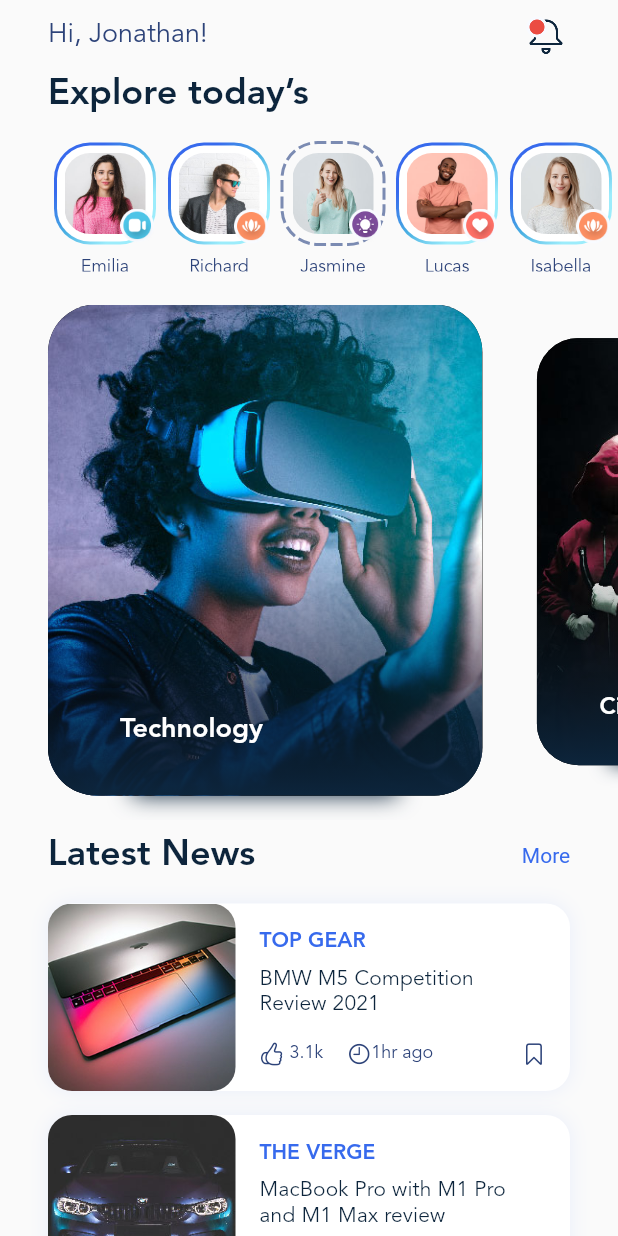
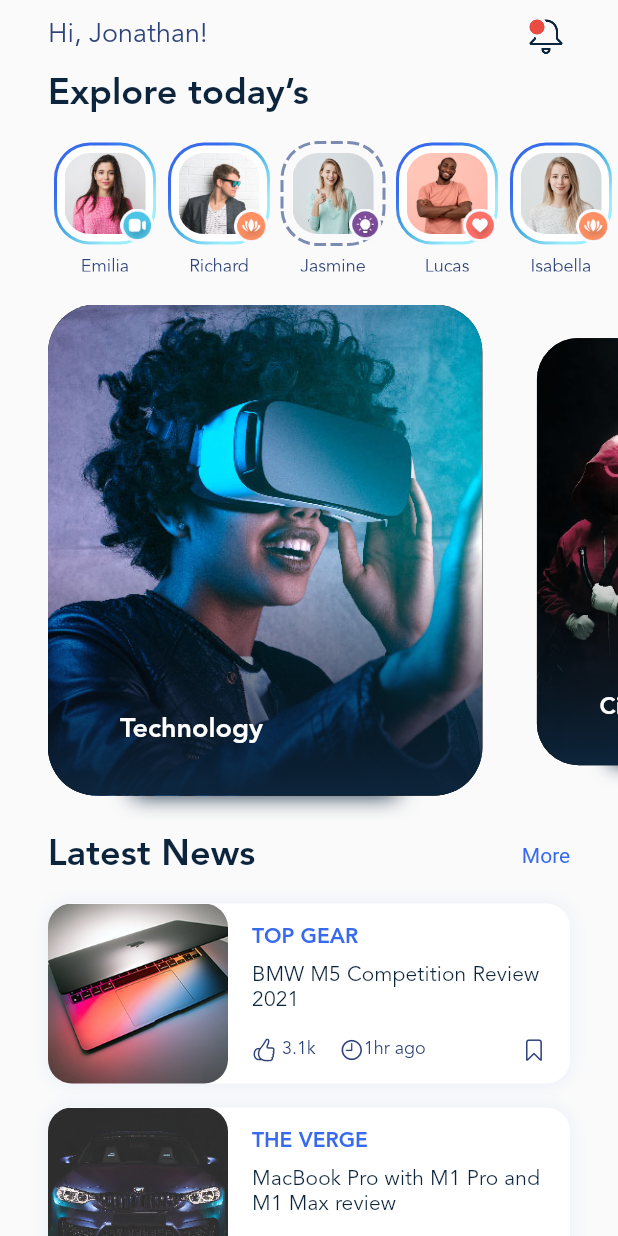
Before and after one commit to AtaMeydani/blog-club, a Flutter app: the HomeScreen screen opened directly, on a phone screen of 412 x 824 dp. Run offline on Flutter 3.47's test engine with Material 2 defaults, Android fonts, the phone set to English and light mode, and no system bars; drawn by our look-alikes of carousel_slider, dotted_border; our stand-ins replace flutter_svg, smooth_page_indicator.

```diff
--- /dev/null
+++ b/lib/components/post.dart
@@ -0,0 +1,110 @@
+import 'package:blog_club/data.dart';
+import 'package:blog_club/gen/fonts.gen.dart';
+import 'package:flutter/cupertino.dart';
+import 'package:flutter/material.dart';
+
+class Post extends StatelessWidget {
+  const Post({
+    super.key,
+    required this.post,
+  });
+
+  final PostData post;
+
+  @override
+  Widget build(BuildContext context) {
+    return Container(
+      margin: const EdgeInsets.symmetric(horizontal: 32, vertical: 8),
+      decoration: BoxDecoration(
+        color: Colors.white,
+        borderRadius: BorderRadius.circular(16),
+        boxShadow: const [
+          BoxShadow(
+            blurRadius: 10,
+            color: Color(0x1a5282FF),
+          ),
+        ],
+      ),
+      child: Row(
+        children: [
+          ClipRRect(
+            borderRadius: BorderRadius.circular(16),
+            child: Image.asset(
+              'assets/img/posts/small/${post.imageFileName}',
+              width: 120,
+            ),
+          ),
+          Expanded(
+            child: Padding(
+              padding: const EdgeInsets.symmetric(horizontal: 16),
+              child: Column(
+                mainAxisAlignment: MainAxisAlignment.center,
+                crossAxisAlignment: CrossAxisAlignment.start,
+                children: [
+                  Text(
+                    post.caption,
+                    style: const TextStyle(
+                      fontFamily: FontFamily.avenir,
+                      color: Color(0xff376AED),
+                      fontWeight: FontWeight.w700,
+                      fontSize: 14,
+                    ),
+                  ),
+                  const SizedBox(
+                    height: 8,
+                  ),
+                  Text(
+                    post.title,
+                    style: Theme.of(context).textTheme.titleSmall,
+                  ),
+                  const SizedBox(
+                    height: 16,
+                  ),
+                  Row(
+                    mainAxisAlignment: MainAxisAlignment.center,
+                    children: [
+                      Icon(
+                        CupertinoIcons.hand_thumbsup,
+                        size: 16,
+                        color: Theme.of(context).textTheme.bodyMedium!.color,
+                      ),
+                      const SizedBox(
+                        width: 4,
+                      ),
+                      Text(
+                        post.likes,
+                        style: Theme.of(context).textTheme.bodyMedium,
+                      ),
+                      const SizedBox(
+                        width: 16,
+                      ),
+                      Icon(
+                        CupertinoIcons.clock,
+                        size: 16,
+                        color: Theme.of(context).textTheme.bodyMedium!.color,
+                      ),
+                      Text(
+                        post.time,
+                        style: Theme.of(context).textTheme.bodyMedium,
+                      ),
+                      Expanded(
+                        child: Container(
+                          alignment: Alignment.centerRight,
+                          child: Icon(
+                            post.isBookmarked ? CupertinoIcons.bookmark_fill : CupertinoIcons.bookmark,
+                            size: 16,
+                            color: Theme.of(context).textTheme.bodyMedium!.color,
+                          ),
+                        ),
+                      )
+                    ],
+                  ),
+                ],
+              ),
+            ),
+          )
+        ],
+      ),
+    );
+  }
+}
--- a/lib/home_screen.dart
+++ b/lib/home_screen.dart
@@ -4,6 +4,7 @@ import 'package:dotted_border/dotted_border.dart';
 import 'package:flutter/cupertino.dart';
 import 'package:flutter/material.dart';
 
+import 'components/post.dart';
 import 'data.dart';
 import 'gen/fonts.gen.dart';
 
@@ -328,117 +329,14 @@ class _PostList extends StatelessWidget {
         ),
         ListView.builder(
           itemCount: posts.length,
-          itemExtent: 141,
           shrinkWrap: true,
           physics: const ClampingScrollPhysics(),
           itemBuilder: (context, index) {
             final post = posts[index];
-            return _Post(post: post);
+            return Post(post: post);
           },
         ),
       ],
     );
   }
 }
-
-class _Post extends StatelessWidget {
-  const _Post({
-    required this.post,
-  });
-
-  final PostData post;
-
-  @override
-  Widget build(BuildContext context) {
-    return Container(
-      margin: const EdgeInsets.symmetric(horizontal: 32, vertical: 8),
-      decoration: BoxDecoration(
-        color: Colors.white,
-        borderRadius: BorderRadius.circular(16),
-        boxShadow: const [
-          BoxShadow(
-            blurRadius: 10,
-            color: Color(0x1a5282FF),
-          ),
-        ],
-      ),
-      child: Row(
-        children: [
-          ClipRRect(
-            borderRadius: BorderRadius.circular(16),
-            child: Image.asset('assets/img/posts/small/${post.imageFileName}'),
-          ),
-          Expanded(
-            child: Padding(
-              padding: const EdgeInsets.symmetric(horizontal: 16),
-              child: Column(
-                mainAxisAlignment: MainAxisAlignment.center,
-                crossAxisAlignment: CrossAxisAlignment.start,
-                children: [
-                  Text(
-                    post.caption,
-                    style: const TextStyle(
-                      fontFamily: FontFamily.avenir,
-                      color: Color(0xff376AED),
-                      fontWeight: FontWeight.w700,
-                      fontSize: 14,
-                    ),
-                  ),
-                  const SizedBox(
-                    height: 8,
-                  ),
-                  Text(
-                    post.title,
-                    style: Theme.of(context).textTheme.titleSmall,
-                  ),
-                  const SizedBox(
-                    height: 16,
-                  ),
-                  Row(
-                    mainAxisAlignment: MainAxisAlignment.center,
-                    children: [
-                      Icon(
-                        CupertinoIcons.hand_thumbsup,
-                        size: 16,
-                        color: Theme.of(context).textTheme.bodyMedium!.color,
-                      ),
-                      const SizedBox(
-                        width: 4,
-                      ),
-                      Text(
-                        post.likes,
-                        style: Theme.of(context).textTheme.bodyMedium,
-                      ),
-                      const SizedBox(
-                        width: 16,
-                      ),
-                      Icon(
-                        CupertinoIcons.clock,
-                        size: 16,
-                        color: Theme.of(context).textTheme.bodyMedium!.color,
-                      ),
-                      Text(
-                        post.time,
-                        style: Theme.of(context).textTheme.bodyMedium,
-                      ),
-                      Expanded(
-                        child: Container(
-                          alignment: Alignment.centerRight,
-                          child: Icon(
-                            post.isBookmarked ? CupertinoIcons.bookmark_fill : CupertinoIcons.bookmark,
-                            size: 16,
-                            color: Theme.of(context).textTheme.bodyMedium!.color,
-                          ),
-                        ),
-                      )
-                    ],
-                  ),
-                ],
-              ),
-            ),
-          )
-        ],
-      ),
-    );
-  }
-}
```
Also changed, not shown: lib/gen/assets.gen.dart (+8 -0 lines), lib/main.dart (+11 -2 lines), lib/profile_screen.dart (added, +275 -0 lines), assets/img/icons/Grid.svg (added), assets/img/icons/Table.svg (added).
